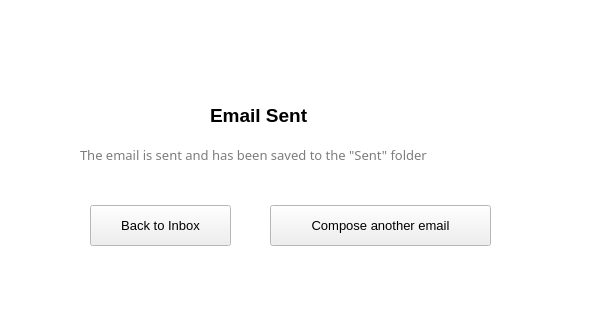
Qt form MainWindow.ui (Qingzheng-Wang/EasyMail) before a commit; both pictures show x 310 to 911 and y 115 to 435 of the 1069 by 711 pixel window.
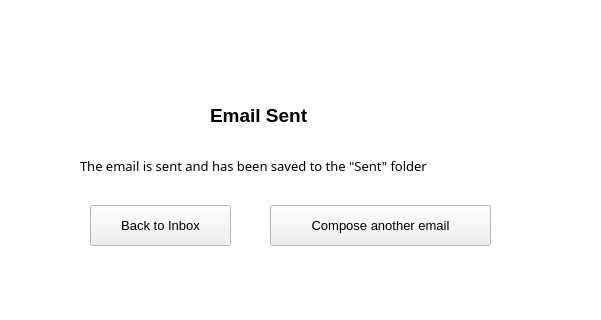
The same form after that commit. Icons and pictures are not drawn.

Commit message: 解决主窗口缩放问题

Diff of the .ui file:
```diff
--- a/MainWindow.ui
+++ b/MainWindow.ui
@@ -18,8 +18,8 @@
   </property>
   <property name="maximumSize">
    <size>
-    <width>1069</width>
-    <height>711</height>
+    <width>106900</width>
+    <height>71100</height>
    </size>
   </property>
   <property name="palette">
@@ -456,116 +456,6 @@
          <string>Email Sent</string>
         </property>
        </widget>
-       <widget class="QLabel" name="label_3">
-        <property name="geometry">
-         <rect>
-          <x>170</x>
-          <y>240</y>
-          <width>431</width>
-          <height>20</height>
-         </rect>
-        </property>
-        <property name="palette">
-         <palette>
-          <active>
-           <colorrole role="WindowText">
-            <brush brushstyle="SolidPattern">
-             <color alpha="255">
-              <red>125</red>
-              <green>125</green>
-              <blue>125</blue>
-             </color>
-            </brush>
-           </colorrole>
-           <colorrole role="Text">
-            <brush brushstyle="SolidPattern">
-             <color alpha="255">
-              <red>156</red>
-              <green>156</green>
-              <blue>156</blue>
-             </color>
-            </brush>
-           </colorrole>
-           <colorrole role="PlaceholderText">
-            <brush brushstyle="SolidPattern">
-             <color alpha="128">
-              <red>156</red>
-              <green>156</green>
-              <blue>156</blue>
-             </color>
-            </brush>
-           </colorrole>
-          </active>
-          <inactive>
-           <colorrole role="WindowText">
-            <brush brushstyle="SolidPattern">
-             <color alpha="255">
-              <red>125</red>
-              <green>125</green>
-              <blue>125</blue>
-             </color>
-            </brush>
-           </colorrole>
-           <colorrole role="Text">
-            <brush brushstyle="SolidPattern">
-             <color alpha="255">
-              <red>156</red>
-              <green>156</green>
-              <blue>156</blue>
-             </color>
-            </brush>
-           </colorrole>
-           <colorrole role="PlaceholderText">
-            <brush brushstyle="SolidPattern">
-             <color alpha="128">
-              <red>156</red>
-              <green>156</green>
-              <blue>156</blue>
-             </color>
-            </brush>
-           </colorrole>
-          </inactive>
-          <disabled>
-           <colorrole role="WindowText">
-            <brush brushstyle="SolidPattern">
-             <color alpha="255">
-              <red>120</red>
-              <green>120</green>
-              <blue>120</blue>
-             </color>
-            </brush>
-           </colorrole>
-           <colorrole role="Text">
-            <brush brushstyle="SolidPattern">
-             <color alpha="255">
-              <red>120</red>
-              <green>120</green>
-              <blue>120</blue>
-             </color>
-            </brush>
-           </colorrole>
-           <colorrole role="PlaceholderText">
-            <brush brushstyle="SolidPattern">
-             <color alpha="128">
-              <red>0</red>
-              <green>0</green>
-              <blue>0</blue>
-             </color>
-            </brush>
-           </colorrole>
-          </disabled>
-         </palette>
-        </property>
-        <property name="font">
-         <font>
-          <family>Microsoft YaHei UI Light</family>
-          <pointsize>10</pointsize>
-         </font>
-        </property>
-        <property name="text">
-         <string>The email is sent and has been saved to the &quot;Sent&quot; folder</string>
-        </property>
-       </widget>
        <widget class="QPushButton" name="pushButtonBackToInbox">
         <property name="geometry">
          <rect>
@@ -604,6 +494,25 @@
          <string>Compose another email</string>
         </property>
        </widget>
+       <widget class="QLabel" name="label_3">
+        <property name="geometry">
+         <rect>
+          <x>170</x>
+          <y>250</y>
+          <width>441</width>
+          <height>21</height>
+         </rect>
+        </property>
+        <property name="font">
+         <font>
+          <family>Microsoft YaHei UI Light</family>
+          <pointsize>10</pointsize>
+         </font>
+        </property>
+        <property name="text">
+         <string>The email is sent and has been saved to the &quot;Sent&quot; folder</string>
+        </property>
+       </widget>
       </widget>
      </widget>
     </item>
```
The commit also changes 1 other file.
